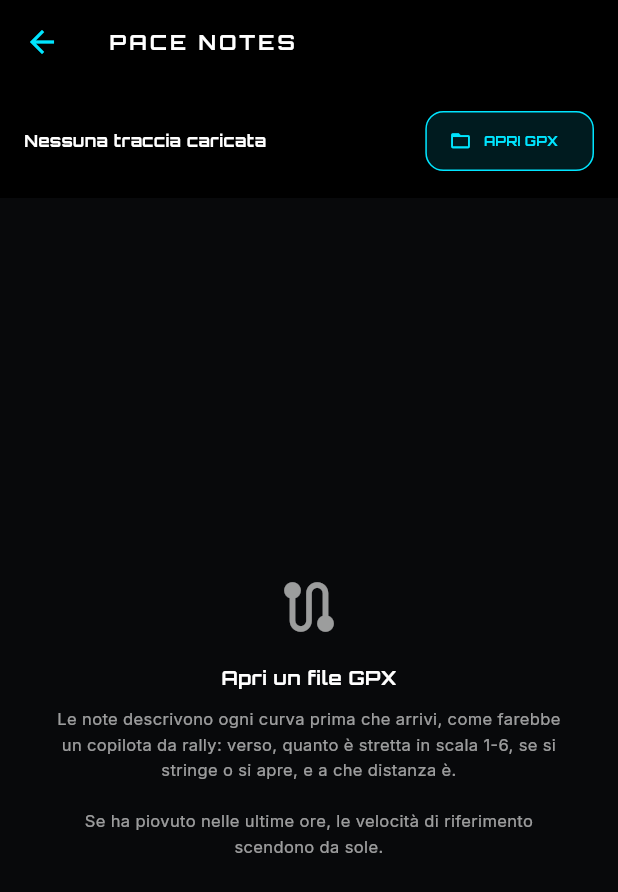
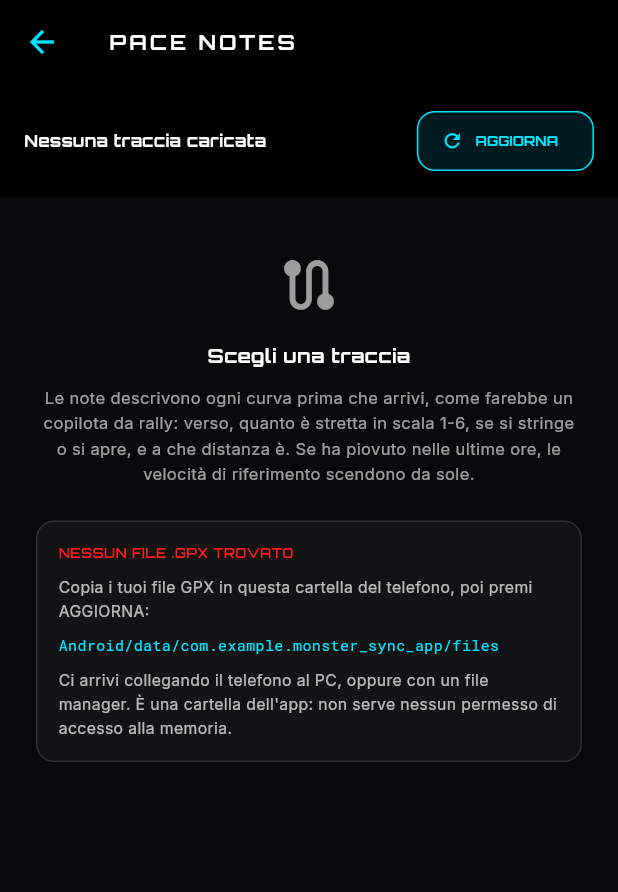
Before and after one commit to Lorenzozero/monster_sync_app, a Flutter app: the screen it shows after launch, item 3 of the bottom bar chosen, after a tap on the "route" icon, on a phone screen of 412 x 824 dp. Shown: the top 892 px of the screen. Run offline on Flutter 3.47's test engine with Material 3 defaults, Android fonts, the phone set to English and light mode, and no system bars; our stand-ins replace audioplayers, flutter_blue_plus, flutter_local_notifications, flutter_map, flutter_svg, flutter_tts and 7 more; missing offline and left inert: model_viewer_plus; accounts and stored records are empty; statements that could not run were skipped.

Commit message:
fix(build): niente file_picker, i GPX si leggono dalla cartella dell'app
file_picker non si riesce a integrare in questo progetto: la 8.x fissa
compileSdk 34 nel proprio build.gradle e va in conflitto con
flutter_plugin_android_lifecycle che ne pretende 36; la 11.x risolve quello
ma lascia un GeneratedPluginRegistrant che referenzia una classe Java non
piu' esistente, e il clean non basta. Tre build fallite: la dipendenza non
vale il prezzo per un pulsante.

Sostituita con una scansione della cartella dell'app (path_provider, gia'
presente): l'utente copia i GPX in Android/data/<pkg>/files e la schermata
li elenca. Nessun permesso di accesso alla memoria, nessuna dipendenza nuova.
Ripristinato compileSdk = flutter.compileSdkVersion.

Co-Authored-By: Claude Opus 5 <noreply@anthropic.com>

```diff
--- a/lib/ui/features/pacenotes/views/pace_notes_view.dart
+++ b/lib/ui/features/pacenotes/views/pace_notes_view.dart
@@ -1,6 +1,6 @@
 import 'dart:io';
 import 'dart:math' as math;
-import 'package:file_picker/file_picker.dart';
+import 'package:path_provider/path_provider.dart';
 import 'package:flutter/material.dart';
 import 'package:google_fonts/google_fonts.dart';
 import 'package:monster_sync_app/ui/core/theme.dart';
@@ -18,40 +18,57 @@ class PaceNotesView extends StatefulWidget {
 }
 
 class _PaceNotesViewState extends State<PaceNotesView> {
+  @override
+  void initState() {
+    super.initState();
+    _refreshFileList();
+  }
+
   List<PaceNote> _notes = const [];
   List<TrackPoint> _points = const [];
   String? _fileName;
   bool _loading = false;
   String? _error;
   WeatherInfo? _weather;
+  List<File> _available = const [];
 
   double get _grip => _weather?.gripFactor ?? 1.0;
 
-  Future<void> _pickAndAnalyze() async {
+  /// Cartelle in cui l'app puo' leggere senza chiedere permessi.
+  /// La prima e' quella che l'utente raggiunge dal PC o da un file manager:
+  ///   Android/data/<package>/files
+  Future<List<Directory>> _searchDirs() async {
+    final dirs = <Directory>[];
+    try {
+      final ext = await getExternalStorageDirectory();
+      if (ext != null) dirs.add(ext);
+    } catch (_) {}
+    try {
+      dirs.add(await getApplicationDocumentsDirectory());
+    } catch (_) {}
+    return dirs;
+  }
+
+  Future<void> _refreshFileList() async {
+    final found = <File>[];
+    for (final d in await _searchDirs()) {
+      try {
+        for (final e in d.listSync(recursive: false)) {
+          if (e is File && e.path.toLowerCase().endsWith('.gpx')) found.add(e);
+        }
+      } catch (_) {}
+    }
+    found.sort((a, b) => b.statSync().modified.compareTo(a.statSync().modified));
+    if (mounted) setState(() => _available = found);
+  }
+
+  Future<void> _analyze(File f) async {
     setState(() {
       _loading = true;
       _error = null;
     });
     try {
-      final res = await FilePicker.platform.pickFiles(
-        type: FileType.any,
-        withData: false,
-      );
-      if (res == null || res.files.single.path == null) {
-        setState(() => _loading = false);
-        return;
-      }
-      final path = res.files.single.path!;
-      if (!path.toLowerCase().endsWith('.gpx')) {
-        setState(() {
-          _loading = false;
-          _error = 'Serve un file .gpx — questo è ${path.split('.').last}.';
-        });
-        return;
-      }
-
-      final xml = await File(path).readAsString();
-      final pts = PaceNotesEngine.parseGpx(xml);
+      final pts = PaceNotesEngine.parseGpx(await f.readAsString());
       if (pts.length < 20) {
         setState(() {
           _loading = false;
@@ -62,18 +79,15 @@ class _PaceNotesViewState extends State<PaceNotesView> {
       }
 
       // Meteo sul punto di partenza della traccia: serve a decidere
-      // di quanto abbassare le velocità di riferimento.
+      // di quanto abbassare le velocita' di riferimento.
       final w = await WeatherService.instance
           .forPosition(pts.first.lat, pts.first.lon);
 
-      final notes = PaceNotesEngine.generate(pts,
-          gripFactor: w?.gripFactor ?? 1.0);
-
       setState(() {
         _points = pts;
-        _notes = notes;
+        _notes = PaceNotesEngine.generate(pts, gripFactor: w?.gripFactor ?? 1.0);
         _weather = w;
-        _fileName = res.files.single.name;
+        _fileName = f.path.split(Platform.pathSeparator).last;
         _loading = false;
       });
     } catch (e) {
@@ -140,7 +154,7 @@ class _PaceNotesViewState extends State<PaceNotesView> {
                 ),
                 const SizedBox(width: 10),
                 ElevatedButton.icon(
-                  onPressed: _loading ? null : _pickAndAnalyze,
+                  onPressed: _loading ? null : _refreshFileList,
                   style: ElevatedButton.styleFrom(
                     backgroundColor: AppTheme.activeCyan.withValues(alpha: 0.12),
                     foregroundColor: AppTheme.activeCyan,
@@ -154,8 +168,8 @@ class _PaceNotesViewState extends State<PaceNotesView> {
                           height: 13,
                           child: CircularProgressIndicator(
                               strokeWidth: 2, color: AppTheme.activeCyan))
-                      : const Icon(Icons.folder_open, size: 15),
-                  label: Text('APRI GPX',
+                      : const Icon(Icons.refresh, size: 15),
+                  label: Text('AGGIORNA',
                       style: GoogleFonts.orbitron(
                           fontSize: 9, fontWeight: FontWeight.bold)),
                 ),
@@ -263,33 +277,118 @@ class _PaceNotesViewState extends State<PaceNotesView> {
             style: GoogleFonts.inter(fontSize: 11, color: Colors.white)),
       );
 
-  Widget _empty() => Center(
-        child: Padding(
-          padding: const EdgeInsets.all(32),
-          child: Column(
-            mainAxisSize: MainAxisSize.min,
+  Widget _empty() => ListView(
+        padding: const EdgeInsets.all(24),
         children: [
+          const SizedBox(height: 12),
           const Icon(Icons.route, size: 44, color: AppTheme.textMuted),
           const SizedBox(height: 16),
-              Text('Apri un file GPX',
+          Text('Scegli una traccia',
+              textAlign: TextAlign.center,
               style: GoogleFonts.orbitron(
                   fontSize: 13,
                   fontWeight: FontWeight.bold,
                   color: Colors.white)),
           const SizedBox(height: 10),
           Text(
-                'Le note descrivono ogni curva prima che arrivi, come farebbe un '
-                'copilota da rally: verso, quanto è stretta in scala 1-6, se si '
-                'stringe o si apre, e a che distanza è.\n\n'
-                'Se ha piovuto nelle ultime ore, le velocità di riferimento '
-                'scendono da sole.',
+            "Le note descrivono ogni curva prima che arrivi, come farebbe un "
+            "copilota da rally: verso, quanto è stretta in scala 1-6, se si "
+            "stringe o si apre, e a che distanza è. "
+            "Se ha piovuto nelle ultime ore, le velocità di riferimento "
+            "scendono da sole.",
             textAlign: TextAlign.center,
             style: GoogleFonts.inter(
                 fontSize: 11, color: AppTheme.textMuted, height: 1.5),
           ),
+          const SizedBox(height: 22),
+          if (_available.isEmpty)
+            Container(
+              padding: const EdgeInsets.all(14),
+              decoration: BoxDecoration(
+                color: Colors.white.withValues(alpha: 0.04),
+                borderRadius: BorderRadius.circular(12),
+                border: Border.all(color: Colors.white12),
+              ),
+              child: Column(
+                crossAxisAlignment: CrossAxisAlignment.start,
+                children: [
+                  Text('NESSUN FILE .GPX TROVATO',
+                      style: GoogleFonts.orbitron(
+                          fontSize: 9,
+                          fontWeight: FontWeight.bold,
+                          color: AppTheme.alertRed)),
+                  const SizedBox(height: 8),
+                  Text(
+                    "Copia i tuoi file GPX in questa cartella del telefono, "
+                    "poi premi AGGIORNA:",
+                    style: GoogleFonts.inter(
+                        fontSize: 10.5, color: Colors.white70, height: 1.5),
+                  ),
+                  const SizedBox(height: 8),
+                  SelectableText(
+                    "Android/data/com.example.monster_sync_app/files",
+                    style: GoogleFonts.robotoMono(
+                        fontSize: 10, color: AppTheme.activeCyan),
+                  ),
+                  const SizedBox(height: 8),
+                  Text(
+                    "Ci arrivi collegando il telefono al PC, oppure con un file "
+                    "manager. È una cartella dell'app: non serve nessun permesso "
+                    "di accesso alla memoria.",
+                    style: GoogleFonts.inter(
+                        fontSize: 10.5, color: Colors.white70, height: 1.5),
+                  ),
+                ],
+              ),
+            )
+          else ...[
+            Text('TRACCE DISPONIBILI (${_available.length})',
+                style: GoogleFonts.orbitron(
+                    fontSize: 9,
+                    fontWeight: FontWeight.bold,
+                    color: AppTheme.activeCyan)),
+            const SizedBox(height: 10),
+            ..._available.map((f) {
+              final kb = (f.lengthSync() / 1024).toStringAsFixed(0);
+              return Padding(
+                padding: const EdgeInsets.only(bottom: 8),
+                child: InkWell(
+                  onTap: _loading ? null : () => _analyze(f),
+                  borderRadius: BorderRadius.circular(12),
+                  child: Container(
+                    padding: const EdgeInsets.symmetric(
+                        horizontal: 14, vertical: 12),
+                    decoration: BoxDecoration(
+                      color: Colors.white.withValues(alpha: 0.04),
+                      borderRadius: BorderRadius.circular(12),
+                      border: Border.all(
+                          color: AppTheme.activeCyan.withValues(alpha: 0.3)),
+                    ),
+                    child: Row(
+                      children: [
+                        const Icon(Icons.description_outlined,
+                            size: 18, color: AppTheme.activeCyan),
+                        const SizedBox(width: 10),
+                        Expanded(
+                          child: Text(
+                            f.path.split(Platform.pathSeparator).last,
+                            maxLines: 1,
+                            overflow: TextOverflow.ellipsis,
+                            style: GoogleFonts.inter(
+                                fontSize: 12, color: Colors.white),
+                          ),
+                        ),
+                        Text('$kb KB',
+                            style: GoogleFonts.orbitron(
+                                fontSize: 8, color: AppTheme.textMuted)),
                       ],
                     ),
                   ),
+                ),
+              );
+            }),
+          ],
+        ],
       );
 
   Widget _list() => ListView.separated(
--- a/pubspec.yaml
+++ b/pubspec.yaml
@@ -32,7 +32,6 @@ dependencies:
     sdk: flutter
 
   model_viewer_plus: ^1.7.0
-  file_picker: ^8.1.2
   flutter_svg: ^2.0.9
   google_fonts: ^6.2.0
   cupertino_icons: ^1.0.8
```
Also changed, not shown: pubspec.lock, 1 other file. Lines whose indentation alone changed are shown as unchanged.
